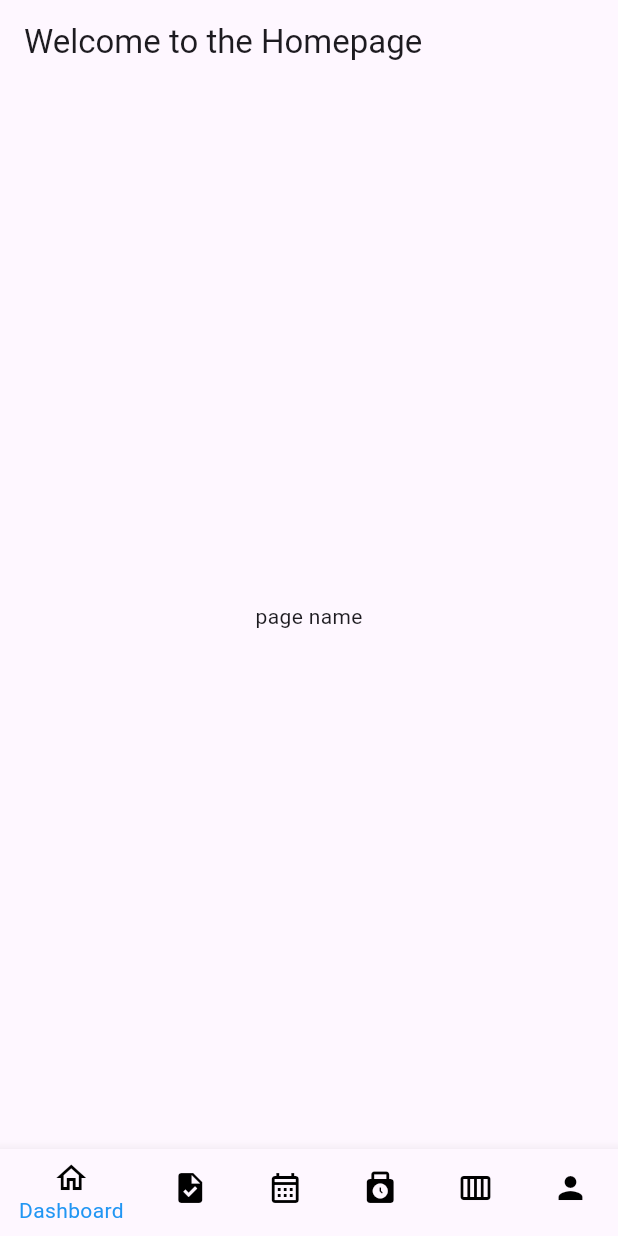
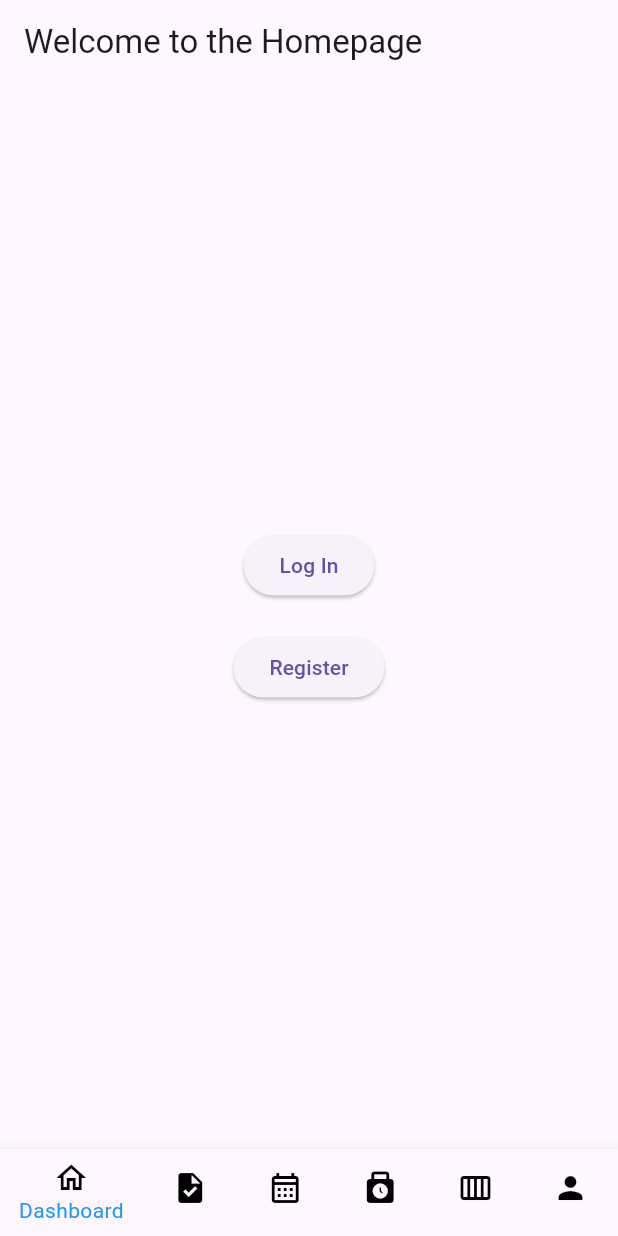
Before and after one commit to catastrxphic/productivity, a Flutter app: the screen it shows after launch, on a phone screen of 412 x 824 dp. Run offline on Flutter 3.47's test engine with Material 3 defaults, Android fonts, the phone set to English and light mode, and no system bars; our stand-ins replace shared_preferences.

Commit message:
log in and register done, front and back end wise

```diff
--- a/blissfullden_app/lib/pages/profile/profile_page.dart
+++ b/blissfullden_app/lib/pages/profile/profile_page.dart
@@ -1,14 +1,72 @@
+import 'package:blissfullden_app/pages/profile/login_page.dart';
+import 'package:blissfullden_app/pages/profile/register_page.dart';
+import 'package:blissfullden_app/pages/profile/user_info_page.dart';
 import 'package:flutter/material.dart';
+import 'package:shared_preferences/shared_preferences.dart';
 
-class ProfilePage extends StatelessWidget {
-  const ProfilePage({super.key});
+class ProfilePage extends StatefulWidget {
+  const ProfilePage({Key?key}):super(key:key);
 
   @override
-  Widget build (BuildContext context){
-    return const Scaffold(
-      body:Center(
-        child: Text("page name")
-      )
+  State <ProfilePage> createState() => _ProfilePageState();
+}
+
+class _ProfilePageState extends State<ProfilePage> {
+
+  bool isLoggedIn = false;
+
+  @override
+  void initState(){
+    super.initState();
+    checkLoginStatus();
+  }
+
+  Future<void> checkLoginStatus() async {
+    final prefs = await SharedPreferences.getInstance();
+    setState(() {
+      isLoggedIn = prefs.getBool('isLoggedIn')?? false;
+    });
+  }
+
+ @override
+ Widget build(BuildContext context){
+  return Scaffold(
+    body: isLoggedIn ? const UserInfoPage() : const AuthChooserPage(),
+  );
+ }
+}
+
+class AuthChooserPage extends StatelessWidget{
+
+  const AuthChooserPage({Key?key}): super(key:key);
+
+  @override
+  Widget build(BuildContext context) {
+    return Scaffold(
+      body: Center(
+        child: Column(
+          mainAxisAlignment: MainAxisAlignment.center,
+          children: [
+            ElevatedButton(
+              onPressed: () {
+                Navigator.of(context).push(
+                  MaterialPageRoute(builder: (context) => LoginPage()),
+                );
+              },
+              child: const Text('Log In'),
+            ),
+            const SizedBox(height: 20),
+            ElevatedButton(
+              onPressed: () {
+                Navigator.of(context).push(
+                  MaterialPageRoute(builder: (context) => RegisterPage()),
+                );
+              },
+              child: const Text('Register'),
+            ),
+          ],
+        ),
+      ),
     );
   }
 }
--- a/blissfullden_app/pubspec.yaml
+++ b/blissfullden_app/pubspec.yaml
@@ -30,6 +30,7 @@ environment:
 dependencies:
   flutter:
     sdk: flutter
+  shared_preferences: ^2.1.0
   url_launcher: ^6.0.6
 
 
```
Also changed, not shown: blissfullden_app/lib/pages/profile/login_page.dart (+8 -4 lines), blissfullden_app/lib/pages/profile/register_page.dart (+6 -3 lines), blissfullden_app/lib/pages/profile/user_info_page.dart (added, +30 -0 lines), blissfullden_app/pubspec.lock, 19 other files.
